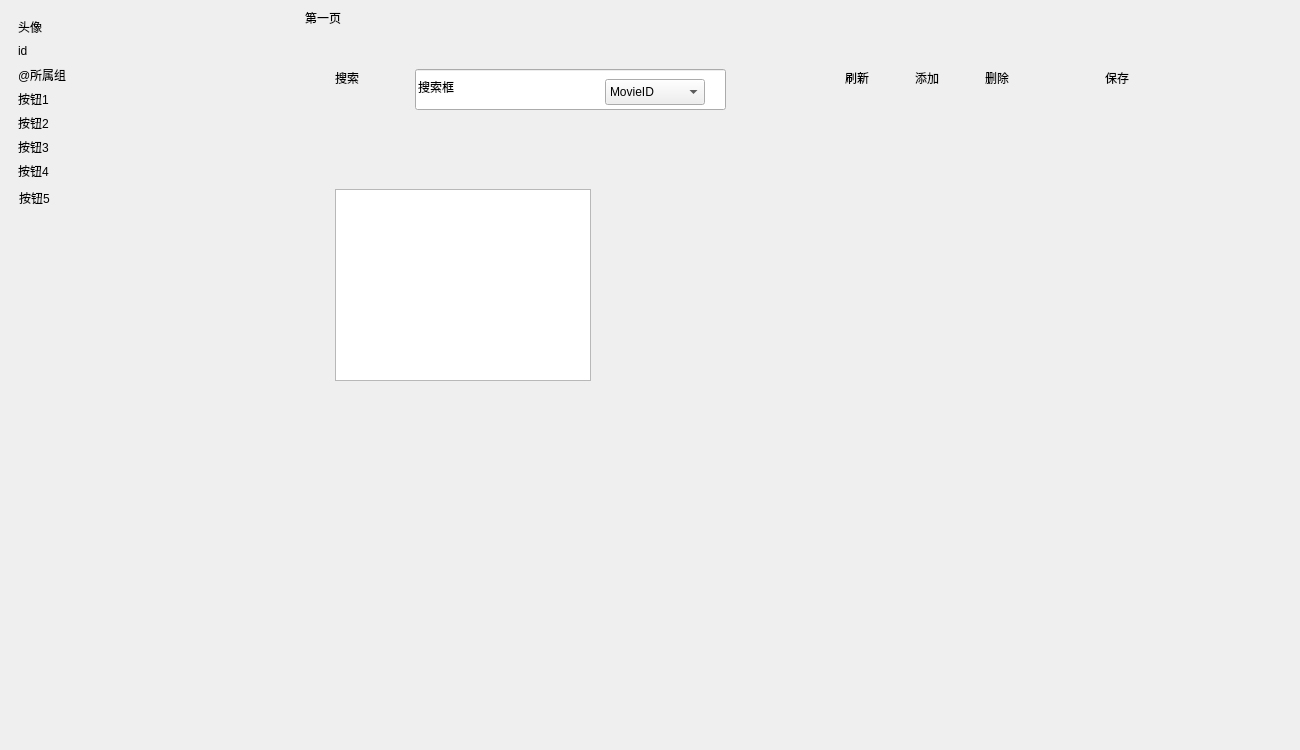
Above: operationinterface.ui from zcy946/MovieTicktesManagementSystem before the change. Below: the same form after it.
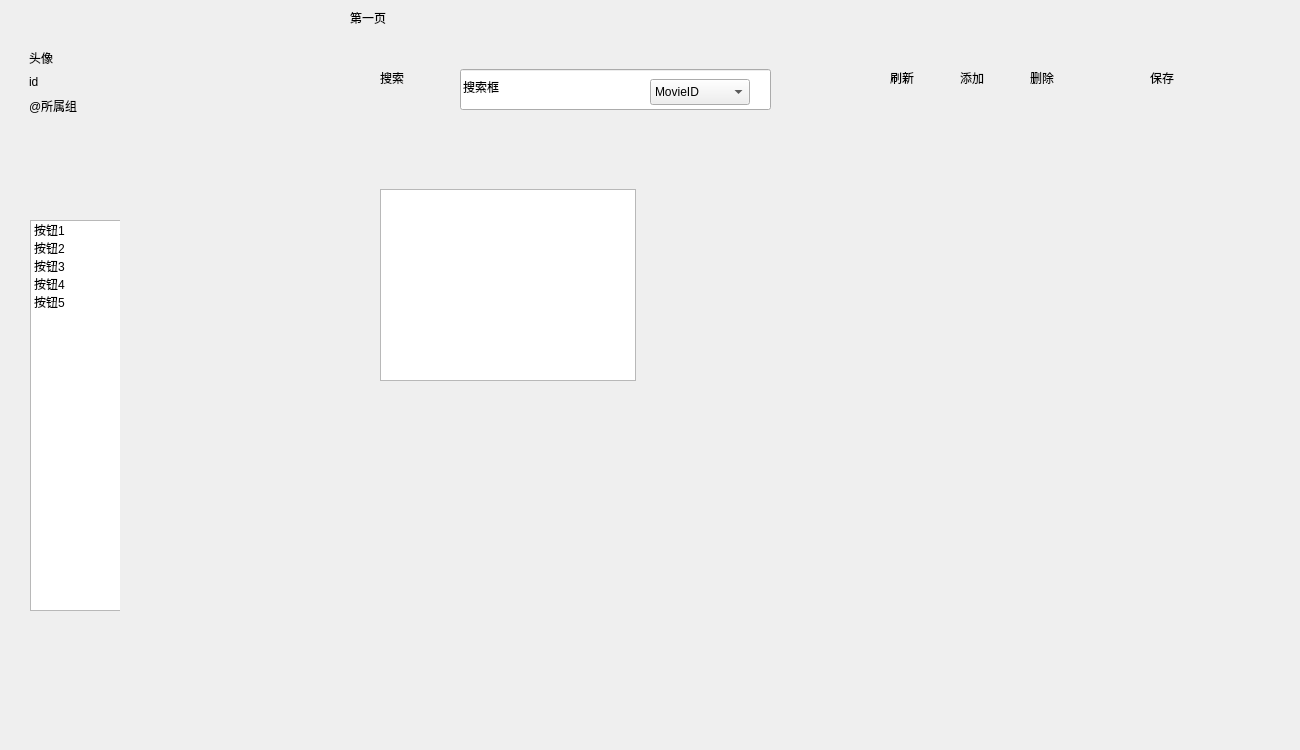
That is the form after the change. Custom widgets are drawn as their Qt base class.

```diff
--- a/operationinterface.ui
+++ b/operationinterface.ui
@@ -26,10 +26,10 @@
    <widget class="QWidget" name="widget_SideBar" native="true">
     <property name="geometry">
      <rect>
-      <x>9</x>
-      <y>9</y>
+      <x>20</x>
+      <y>40</y>
       <width>100</width>
-      <height>231</height>
+      <height>641</height>
      </rect>
     </property>
     <property name="minimumSize">
@@ -83,78 +83,54 @@
       <string>@所属组</string>
      </property>
     </widget>
-    <widget class="MyLabel" name="label_btnToPg1">
-     <property name="geometry">
-      <rect>
-       <x>9</x>
-       <y>81</y>
-       <width>45</width>
-       <height>18</height>
-      </rect>
-     </property>
-     <property name="text">
-      <string>按钮1</string>
-     </property>
-    </widget>
-    <widget class="MyLabel" name="label_btnToPg3">
-     <property name="geometry">
-      <rect>
-       <x>9</x>
-       <y>129</y>
-       <width>54</width>
-       <height>18</height>
-      </rect>
-     </property>
-     <property name="text">
-      <string>按钮3</string>
-     </property>
-    </widget>
-    <widget class="MyLabel" name="label_btnToPg4">
-     <property name="geometry">
-      <rect>
-       <x>9</x>
-       <y>153</y>
-       <width>45</width>
-       <height>18</height>
-      </rect>
-     </property>
-     <property name="text">
-      <string>按钮4</string>
-     </property>
-    </widget>
-    <widget class="MyLabel" name="label_btnToPg2">
-     <property name="geometry">
-      <rect>
-       <x>9</x>
-       <y>105</y>
-       <width>45</width>
-       <height>18</height>
-      </rect>
-     </property>
-     <property name="text">
-      <string>按钮2</string>
-     </property>
-    </widget>
-    <widget class="MyLabel" name="label_btnToPg5">
+    <widget class="QListWidget" name="listWidget">
      <property name="geometry">
       <rect>
        <x>10</x>
        <y>180</y>
-       <width>45</width>
-       <height>18</height>
+       <width>101</width>
+       <height>391</height>
       </rect>
      </property>
-     <property name="text">
-      <string>按钮5</string>
+     <property name="cursor" stdset="0">
+      <cursorShape>ArrowCursor</cursorShape>
      </property>
+     <property name="itemAlignment">
+      <set>Qt::AlignRight</set>
+     </property>
+     <item>
+      <property name="text">
+       <string>按钮1</string>
+      </property>
+     </item>
+     <item>
+      <property name="text">
+       <string>按钮2</string>
+      </property>
+     </item>
+     <item>
+      <property name="text">
+       <string>按钮3</string>
+      </property>
+     </item>
+     <item>
+      <property name="text">
+       <string>按钮4</string>
+      </property>
+     </item>
+     <item>
+      <property name="text">
+       <string>按钮5</string>
+      </property>
+     </item>
     </widget>
    </widget>
    <widget class="QStackedWidget" name="stackedWidget">
     <property name="geometry">
      <rect>
-      <x>115</x>
+      <x>160</x>
       <y>9</y>
-      <width>1176</width>
+      <width>1131</width>
       <height>674</height>
      </rect>
     </property>
```
Left out of the diff: 3 changed lines with no effect on the pictures.
